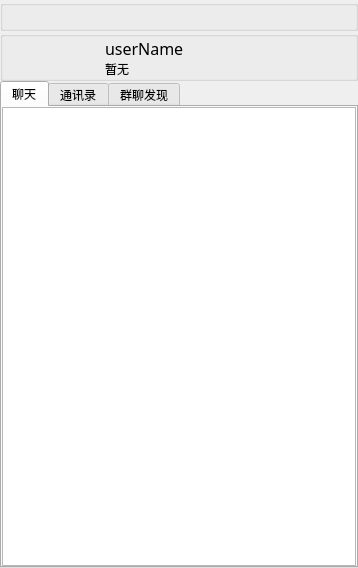
The window that TestProject/ui/main.ui (ChinSing00/ChatChat) describes before a commit, drawn with Qt 5.
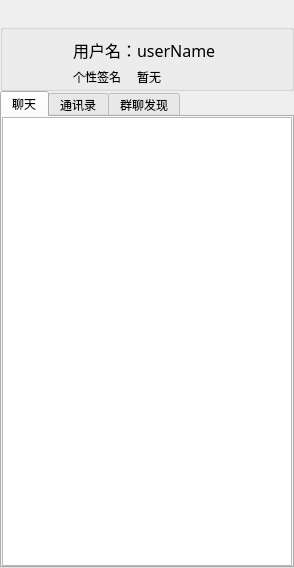
The same window after the commit. The open tabs and pages were chosen to show the change. Icons and pictures are not drawn.

Diff of the .ui file:
```diff
--- a/TestProject/ui/main.ui
+++ b/TestProject/ui/main.ui
@@ -58,7 +58,7 @@
    <property name="styleSheet">
     <string notr="true"/>
    </property>
-   <layout class="QVBoxLayout" name="verticalLayout_2" stretch="0,10,99">
+   <layout class="QVBoxLayout" name="verticalLayout_2" stretch="0,10,80">
     <property name="spacing">
      <number>0</number>
     </property>
@@ -75,45 +75,53 @@
      <number>0</number>
     </property>
     <item>
-     <widget class="QGroupBox" name="top_btn_gb">
-      <property name="sizePolicy">
-       <sizepolicy hsizetype="Fixed" vsizetype="Preferred">
-        <horstretch>0</horstretch>
-        <verstretch>0</verstretch>
-       </sizepolicy>
-      </property>
-      <layout class="QHBoxLayout" name="horizontalLayout" stretch="0,0,0,0,1,1">
-       <property name="spacing">
-        <number>0</number>
-       </property>
-       <property name="leftMargin">
-        <number>0</number>
-       </property>
+     <layout class="QHBoxLayout" name="horizontalLayout_2">
        <property name="topMargin">
         <number>0</number>
        </property>
-       <property name="rightMargin">
-        <number>0</number>
-       </property>
        <property name="bottomMargin">
-        <number>0</number>
+       <number>2</number>
        </property>
        <item>
         <spacer name="horizontalSpacer">
          <property name="orientation">
           <enum>Qt::Horizontal</enum>
          </property>
-         <property name="sizeType">
-          <enum>QSizePolicy::Preferred</enum>
-         </property>
          <property name="sizeHint" stdset="0">
           <size>
-           <width>152</width>
-           <height>20</height>
+          <width>40</width>
+          <height>10</height>
           </size>
          </property>
         </spacer>
        </item>
+      <item>
+       <widget class="QFrame" name="top_btn_gb">
+        <property name="sizePolicy">
+         <sizepolicy hsizetype="Fixed" vsizetype="Preferred">
+          <horstretch>0</horstretch>
+          <verstretch>0</verstretch>
+         </sizepolicy>
+        </property>
+        <property name="layoutDirection">
+         <enum>Qt::LeftToRight</enum>
+        </property>
+        <layout class="QHBoxLayout" name="horizontalLayout" stretch="0,0,0,0">
+         <property name="spacing">
+          <number>0</number>
+         </property>
+         <property name="leftMargin">
+          <number>0</number>
+         </property>
+         <property name="topMargin">
+          <number>0</number>
+         </property>
+         <property name="rightMargin">
+          <number>0</number>
+         </property>
+         <property name="bottomMargin">
+          <number>0</number>
+         </property>
        <item>
         <widget class="QPushButton" name="add_btn">
          <property name="sizePolicy">
@@ -227,7 +235,7 @@
           </sizepolicy>
          </property>
          <property name="layoutDirection">
-          <enum>Qt::RightToLeft</enum>
+            <enum>Qt::LeftToRight</enum>
          </property>
          <property name="styleSheet">
           <string notr="true"/>
@@ -250,6 +258,8 @@
       </layout>
      </widget>
     </item>
+     </layout>
+    </item>
     <item>
      <widget class="QGroupBox" name="user_info_gb">
       <property name="enabled">
@@ -261,7 +271,7 @@
       <property name="flat">
        <bool>true</bool>
       </property>
-      <layout class="QHBoxLayout" name="horizontalLayout_3" stretch="2,1,8">
+      <layout class="QHBoxLayout" name="horizontalLayout_3" stretch="2,8">
        <property name="spacing">
         <number>0</number>
        </property>
@@ -269,16 +279,25 @@
         <number>8</number>
        </property>
        <property name="topMargin">
-        <number>0</number>
+        <number>2</number>
        </property>
        <property name="rightMargin">
         <number>0</number>
        </property>
        <property name="bottomMargin">
-        <number>0</number>
+        <number>2</number>
        </property>
        <item>
         <widget class="QLabel" name="avatar">
+         <property name="minimumSize">
+          <size>
+           <width>40</width>
+           <height>40</height>
+          </size>
+         </property>
+         <property name="frameShape">
+          <enum>QFrame::NoFrame</enum>
+         </property>
          <property name="text">
           <string/>
          </property>
@@ -288,37 +307,17 @@
         </widget>
        </item>
        <item>
-        <spacer name="horizontalSpacer_2">
-         <property name="orientation">
-          <enum>Qt::Horizontal</enum>
+        <layout class="QFormLayout" name="formLayout">
+         <property name="verticalSpacing">
+          <number>6</number>
          </property>
-         <property name="sizeHint" stdset="0">
-          <size>
-           <width>20</width>
-           <height>20</height>
-          </size>
+         <property name="leftMargin">
+          <number>6</number>
          </property>
-        </spacer>
-       </item>
-       <item>
-        <layout class="QVBoxLayout" name="verticalLayout_3" stretch="1,2,2,1">
-         <property name="spacing">
-          <number>0</number>
+         <property name="topMargin">
+          <number>6</number>
          </property>
-         <item>
-          <spacer name="verticalSpacer">
-           <property name="orientation">
-            <enum>Qt::Vertical</enum>
-           </property>
-           <property name="sizeHint" stdset="0">
-            <size>
-             <width>20</width>
-             <height>40</height>
-            </size>
-           </property>
-          </spacer>
-         </item>
-         <item>
+         <item row="1" column="1">
           <widget class="QLabel" name="user_nane">
            <property name="font">
             <font>
@@ -340,7 +339,29 @@
            </property>
           </widget>
          </item>
-         <item>
+         <item row="1" column="0">
+          <widget class="QLabel" name="label">
+           <property name="font">
+            <font>
+             <family>黑体</family>
+             <pointsize>12</pointsize>
+            </font>
+           </property>
+           <property name="frameShape">
+            <enum>QFrame::NoFrame</enum>
+           </property>
+           <property name="frameShadow">
+            <enum>QFrame::Sunken</enum>
+           </property>
+           <property name="text">
+            <string>用户名：</string>
+           </property>
+           <property name="textFormat">
+            <enum>Qt::AutoText</enum>
+           </property>
+          </widget>
+         </item>
+         <item row="2" column="1">
           <widget class="QLabel" name="sign">
            <property name="frameShape">
             <enum>QFrame::NoFrame</enum>
@@ -350,18 +371,12 @@
            </property>
           </widget>
          </item>
-         <item>
-          <spacer name="verticalSpacer_2">
-           <property name="orientation">
-            <enum>Qt::Vertical</enum>
+         <item row="2" column="0">
+          <widget class="QLabel" name="label_2">
+           <property name="text">
+            <string>个性签名</string>
            </property>
-           <property name="sizeHint" stdset="0">
-            <size>
-             <width>20</width>
-             <height>40</height>
-            </size>
-           </property>
-          </spacer>
+          </widget>
          </item>
         </layout>
        </item>
@@ -440,6 +455,9 @@
             <verstretch>0</verstretch>
            </sizepolicy>
           </property>
+          <property name="lineWidth">
+           <number>0</number>
+          </property>
           <property name="autoScrollMargin">
            <number>0</number>
           </property>
```
Left out of the diff: 28 changed lines with no effect on the pictures. Lines whose indentation alone changed are shown as unchanged.
